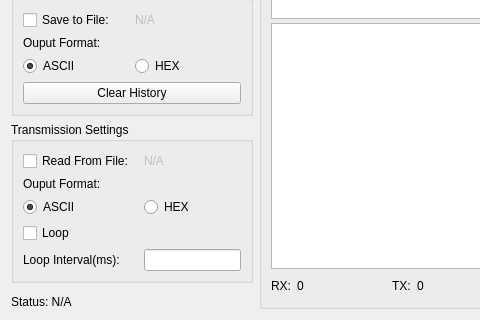
This is main-widget.ui in ttc0419/network-debugger as Qt 5 draws it before an edit; both pictures show x 0 to 480 and y 267 to 587 of the 720 by 587 pixel window. The edited form follows.
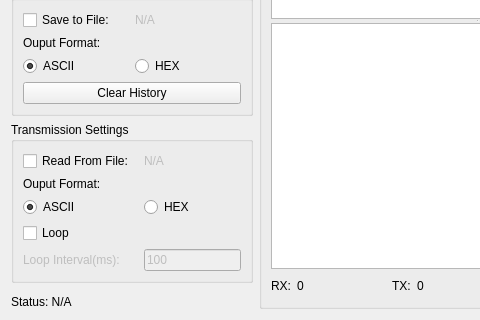
This is the edited form.

Commit message: UI: Improve loop widgets

```diff
--- a/main-widget.ui
+++ b/main-widget.ui
@@ -373,6 +373,9 @@
       </item>
       <item row="4" column="0">
        <widget class="QLabel" name="TXLoopIntervalLabel">
+        <property name="enabled">
+         <bool>false</bool>
+        </property>
         <property name="sizePolicy">
          <sizepolicy hsizetype="Preferred" vsizetype="Preferred">
           <horstretch>1</horstretch>
@@ -386,12 +389,18 @@
       </item>
       <item row="4" column="1">
        <widget class="QLineEdit" name="TXLoopIntervalLineEdit">
+        <property name="enabled">
+         <bool>false</bool>
+        </property>
         <property name="sizePolicy">
          <sizepolicy hsizetype="Preferred" vsizetype="Preferred">
           <horstretch>1</horstretch>
           <verstretch>0</verstretch>
          </sizepolicy>
         </property>
+        <property name="text">
+         <string>100</string>
+        </property>
        </widget>
       </item>
      </layout>
```
The commit also changes 2 other files.
